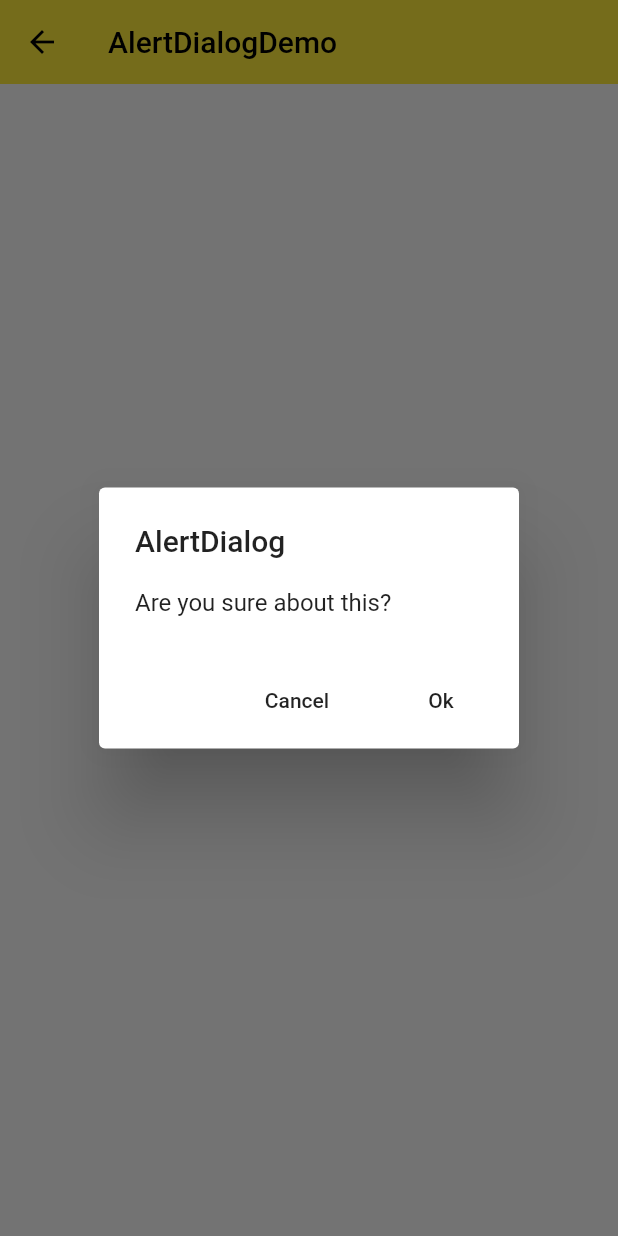
After one commit to kongkongdaren/learnflutter, a Flutter app: the AlertDialogDemo screen opened directly, after a tap on "Open AlertDialog", on a phone screen of 412 x 824 dp. The commit adds this screen. Run offline on Flutter 3.47's test engine with Material 2 defaults, Android fonts, the phone set to English and light mode, and no system bars.

Commit message:
对话框

```diff
--- /dev/null
+++ b/lib/demo/alert_dialog_demo.dart
@@ -0,0 +1,88 @@
+import 'package:LearnFlutter/demo/simple_dialog_demo.dart';
+import 'package:flutter/material.dart';
+import 'dart:async';
+
+enum Action{
+  Ok,Cancel
+}
+
+class AlertDialogDemo extends StatefulWidget {
+
+  @override
+  _AlertDialogDemoState createState() => _AlertDialogDemoState();
+}
+
+class _AlertDialogDemoState extends State<AlertDialogDemo> {
+  String _choice='Nothing';
+
+  Future _openAlertDialog() async{
+    final action=  await  showDialog(
+         context: context,
+         barrierDismissible: false,
+         builder: (BuildContext context){
+           return AlertDialog(
+              title:Text('AlertDialog'),
+             content: Text('Are you sure about this?'),
+             actions: [
+               FlatButton(
+                 child: Text('Cancel'),
+                 onPressed: (){
+                   Navigator.pop(context,Action.Cancel);
+                 },
+               ),
+               FlatButton(
+                 child: Text('Ok'),
+                 onPressed: (){
+                   Navigator.pop(context,Action.Ok);
+                 },
+               )
+             ],
+           );
+         }
+     );
+    switch(action){
+      case Action.Ok:
+        setState(() {
+          _choice='Ok';
+        });
+        break;
+      case Action.Cancel:
+        setState(() {
+          _choice='Cancel';
+        });
+        break;
+      default:
+
+    }
+  }
+
+  @override
+  Widget build(BuildContext context) {
+    return Scaffold(
+      appBar: AppBar(
+        title: Text('AlertDialogDemo'),
+        elevation: 0.0,
+      ),
+      body: Container(
+        padding: EdgeInsets.all(16.0),
+        child: Column(
+          mainAxisAlignment: MainAxisAlignment.center,
+          children: [
+            Text('Your choice is:$_choice'),
+            SizedBox(height: 16.0,),
+            Row(
+              mainAxisAlignment: MainAxisAlignment.center,
+              children: [
+                RaisedButton(
+                    child: Text('Open AlertDialog'),
+                    onPressed:_openAlertDialog,
+                ),
+              ],
+            )
+          ],
+        ),
+      ),
+    );
+
+  }
+}
```
Also changed, not shown: lib/demo/bottom_sheet_demo.dart (added, +40 -0 lines), lib/demo/material_components.dart (+15 -0 lines), lib/demo/simple_dialog_demo.dart (added, +88 -0 lines).
